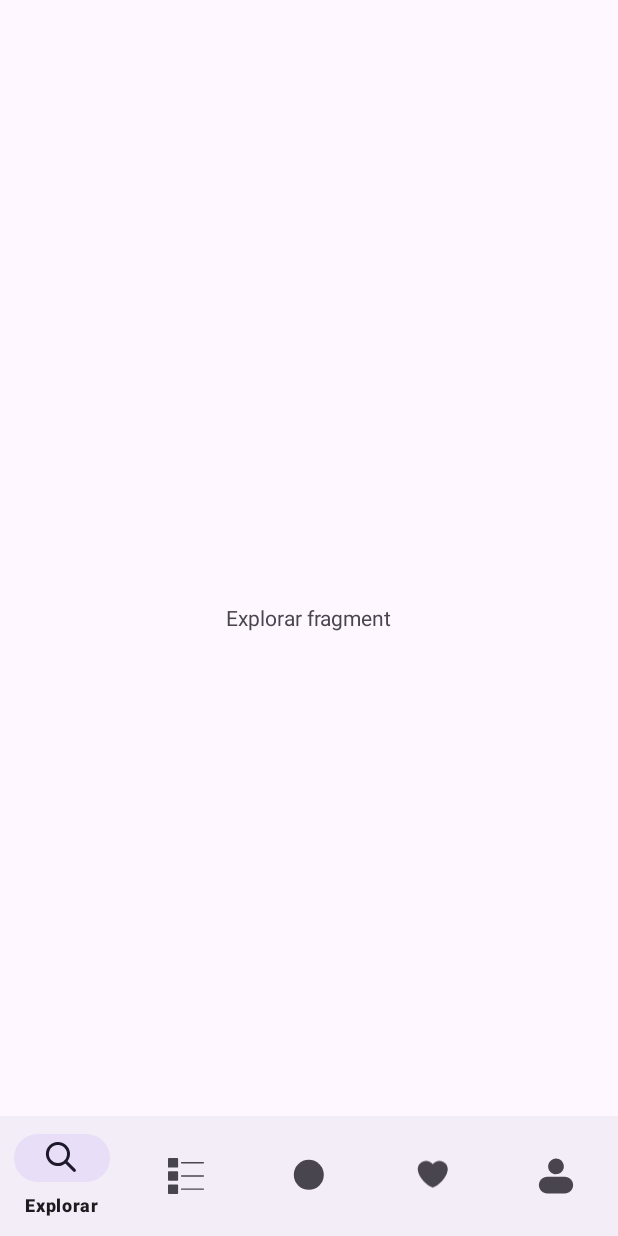
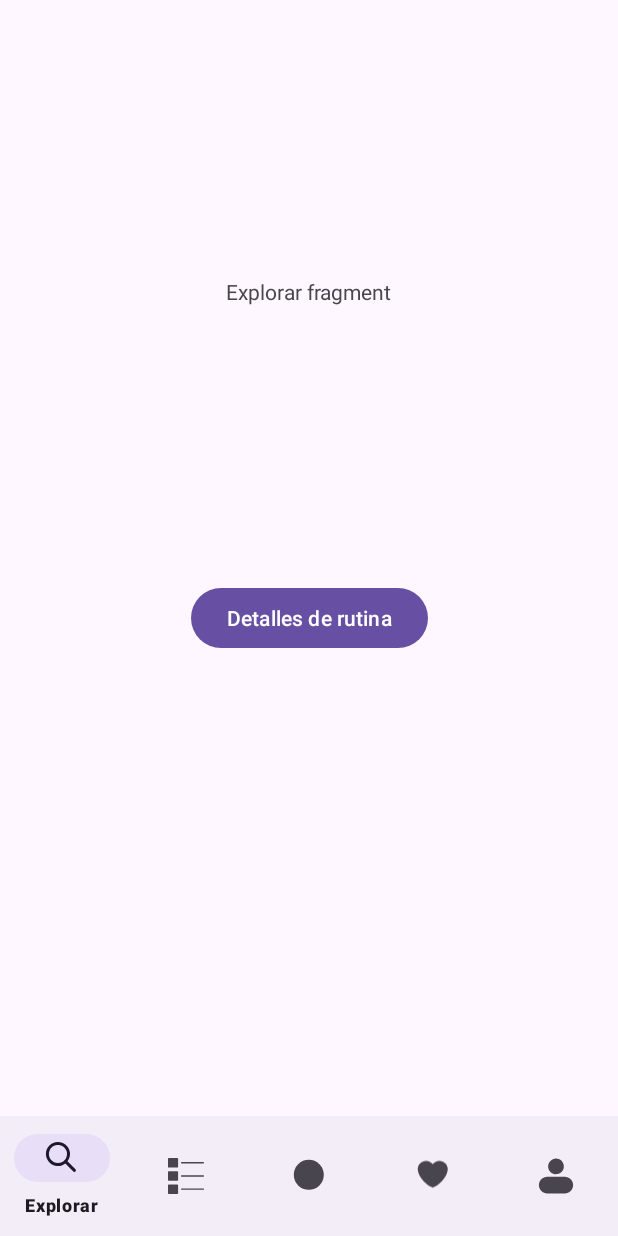
Before and after one commit to DPaxtian/Journeymate-Kotlin, an Android app: the screen it shows after launch (MainActivity), on a phone screen of 412 x 824 dp. Run offline under Robolectric (Android 15) with nearby library versions, the phone set to English and light mode, and no system bars; our stand-ins replace navigation-ui.

Commit message:
Cambio en la barra de navegacion y navgraph

```diff
--- a/app/build.gradle
+++ b/app/build.gradle
@@ -38,6 +38,8 @@ dependencies {
     implementation 'androidx.appcompat:appcompat:1.6.1'
     implementation 'com.google.android.material:material:1.5.0'
     implementation 'androidx.constraintlayout:constraintlayout:2.1.4'
+    implementation 'androidx.navigation:navigation-fragment-ktx:2.5.1'
+    implementation 'androidx.navigation:navigation-ui-ktx:2.5.1'
     testImplementation 'junit:junit:4.13.2'
     androidTestImplementation 'androidx.test.ext:junit:1.1.5'
     androidTestImplementation 'androidx.test.espresso:espresso-core:3.5.1'
--- a/app/src/main/java/com/example/journeymate/fragments/ExplorerFragment.kt
+++ b/app/src/main/java/com/example/journeymate/fragments/ExplorerFragment.kt
@@ -5,56 +5,26 @@ import androidx.fragment.app.Fragment
 import android.view.LayoutInflater
 import android.view.View
 import android.view.ViewGroup
+import android.widget.Button
+import androidx.navigation.fragment.findNavController
 import com.example.journeymate.R
 
-// TODO: Rename parameter arguments, choose names that match
-// the fragment initialization parameters, e.g. ARG_ITEM_NUMBER
-private const val ARG_PARAM1 = "param1"
-private const val ARG_PARAM2 = "param2"
 
-/**
- * A simple [Fragment] subclass.
- * Use the [ExplorerFragment.newInstance] factory method to
- * create an instance of this fragment.
- */
 class ExplorerFragment : Fragment() {
-    // TODO: Rename and change types of parameters
-    private var param1: String? = null
-    private var param2: String? = null
-
-    override fun onCreate(savedInstanceState: Bundle?) {
-        super.onCreate(savedInstanceState)
-        arguments?.let {
-            param1 = it.getString(ARG_PARAM1)
-            param2 = it.getString(ARG_PARAM2)
-        }
-    }
-
     override fun onCreateView(
         inflater: LayoutInflater, container: ViewGroup?,
         savedInstanceState: Bundle?
     ): View? {
         // Inflate the layout for this fragment
-        return inflater.inflate(R.layout.fragment_explorer, container, false)
+        val view = inflater.inflate(R.layout.fragment_explorer, container, false)
+        val button = view.findViewById<Button>(R.id.ButtonDetails)
+
+        button.setOnClickListener{
+            findNavController().navigate(R.id.action_explorerFragment_to_routineDetailsFragment)
+        }
+
+        return view
     }
 
-    companion object {
-        /**
-         * Use this factory method to create a new instance of
-         * this fragment using the provided parameters.
-         *
-         * @param param1 Parameter 1.
-         * @param param2 Parameter 2.
-         * @return A new instance of fragment ExplorerFragment.
-         */
-        // TODO: Rename and change types and number of parameters
-        @JvmStatic
-        fun newInstance(param1: String, param2: String) =
-            ExplorerFragment().apply {
-                arguments = Bundle().apply {
-                    putString(ARG_PARAM1, param1)
-                    putString(ARG_PARAM2, param2)
-                }
-            }
-    }
+
 }
--- a/app/src/main/res/layout/activity_main.xml
+++ b/app/src/main/res/layout/activity_main.xml
@@ -6,10 +6,13 @@
     android:layout_height="match_parent"
     tools:context=".MainActivity">
 
-    <FrameLayout
-        android:id="@+id/MainFrame"
+    <fragment
+        android:id="@+id/nav_host_fragment"
+        android:name="androidx.navigation.fragment.NavHostFragment"
         android:layout_width="match_parent"
-        android:layout_height="match_parent"/>
+        android:layout_height="match_parent"
+        app:defaultNavHost="true"
+        app:navGraph="@navigation/journeymate_graph" />
 
     <com.google.android.material.bottomnavigation.BottomNavigationView
         android:id="@+id/nav_bar"
--- a/app/src/main/res/layout/fragment_explorer.xml
+++ b/app/src/main/res/layout/fragment_explorer.xml
@@ -1,5 +1,6 @@
 <?xml version="1.0" encoding="utf-8"?>
-<FrameLayout xmlns:android="http://schemas.android.com/apk/res/android"
+<androidx.constraintlayout.widget.ConstraintLayout xmlns:android="http://schemas.android.com/apk/res/android"
+    xmlns:app="http://schemas.android.com/apk/res-auto"
     xmlns:tools="http://schemas.android.com/tools"
     android:layout_width="match_parent"
     android:layout_height="match_parent"
@@ -9,7 +10,28 @@
     <TextView
         android:layout_width="wrap_content"
         android:layout_height="wrap_content"
+        android:layout_gravity="center"
         android:text="Explorar fragment"
-        android:layout_gravity="center"/>
+        app:layout_constraintBottom_toTopOf="@+id/ButtonDetails"
+        app:layout_constraintEnd_toEndOf="parent"
+        app:layout_constraintStart_toStartOf="parent"
+        app:layout_constraintTop_toTopOf="parent" />
 
-</FrameLayout>
+    <Button
+        android:id="@+id/ButtonDetails"
+        android:layout_width="wrap_content"
+        android:layout_height="wrap_content"
+        android:text="Detalles de rutina"
+        app:layout_constraintBottom_toBottomOf="parent"
+        app:layout_constraintEnd_toEndOf="parent"
+        app:layout_constraintStart_toStartOf="parent"
+        app:layout_constraintTop_toTopOf="parent" />
+
+    <androidx.constraintlayout.widget.Guideline
+        android:id="@+id/guideline2"
+        android:layout_width="wrap_content"
+        android:layout_height="wrap_content"
+        android:orientation="vertical"
+        app:layout_constraintGuide_begin="-35dp" />
+
+</androidx.constraintlayout.widget.ConstraintLayout>
--- a/app/src/main/res/menu/navigation_bar.xml
+++ b/app/src/main/res/menu/navigation_bar.xml
@@ -1,30 +1,30 @@
 <?xml version="1.0" encoding="utf-8"?>
 <menu xmlns:android="http://schemas.android.com/apk/res/android">
     <item
-        android:id="@+id/item_explorer"
+        android:id="@+id/explorerFragment"
         android:icon="@drawable/ic_explorer"
         android:title="Explorar"
         />
 
     <item
-        android:id="@+id/item_mylists"
+        android:id="@+id/myListsFragment"
         android:icon="@drawable/ic_mylists"
         android:title="Mis Listas"
         />
 
     <item
-        android:id="@+id/item_newroutine"
+        android:id="@+id/newRoutineFragment"
         android:icon="@drawable/ic_newroutine"
         />
 
     <item
-        android:id="@+id/item_favorites"
+        android:id="@+id/favoritesFragment"
         android:icon="@drawable/ic_favorites"
         android:title="Favoritos"
         />
 
     <item
-        android:id="@+id/item_profile"
+        android:id="@+id/profileFragment"
         android:icon="@drawable/ic_profile"
         android:title="Perfil"
         />
--- /dev/null
+++ b/app/src/main/res/navigation/journeymate_graph.xml
@@ -0,0 +1,42 @@
+<?xml version="1.0" encoding="utf-8"?>
+<navigation xmlns:android="http://schemas.android.com/apk/res/android"
+    xmlns:app="http://schemas.android.com/apk/res-auto"
+    xmlns:tools="http://schemas.android.com/tools"
+    android:id="@+id/journeymate_graph"
+    app:startDestination="@id/explorerFragment">
+
+    <fragment
+        android:id="@+id/explorerFragment"
+        android:name="com.example.journeymate.fragments.ExplorerFragment"
+        android:label="Explorar"
+        tools:layout="@layout/fragment_explorer" >
+        <action
+            android:id="@+id/action_explorerFragment_to_routineDetailsFragment"
+            app:destination="@id/routineDetailsFragment" />
+    </fragment>
+    <fragment
+        android:id="@+id/myListsFragment"
+        android:name="com.example.journeymate.fragments.MyListsFragment"
+        android:label="Mis Listas"
+        tools:layout="@layout/fragment_my_lists" />
+    <fragment
+        android:id="@+id/newRoutineFragment"
+        android:name="com.example.journeymate.fragments.NewRoutineFragment"
+        android:label="Agregar"
+        tools:layout="@layout/fragment_new_routine" />
+    <fragment
+        android:id="@+id/favoritesFragment"
+        android:name="com.example.journeymate.fragments.FavoritesFragment"
+        android:label="Favoritas"
+        tools:layout="@layout/fragment_favorites" />
+    <fragment
+        android:id="@+id/profileFragment"
+        android:name="com.example.journeymate.fragments.ProfileFragment"
+        android:label="Perfil"
+        tools:layout="@layout/fragment_profile" />
+    <fragment
+        android:id="@+id/routineDetailsFragment"
+        android:name="com.example.journeymate.fragments.RoutineDetailsFragment"
+        android:label="fragment_routine_details"
+        tools:layout="@layout/fragment_routine_details" />
+</navigation>
```
Also changed, not shown: app/src/main/java/com/example/journeymate/MainActivity.kt (+6 -68 lines), app/src/main/java/com/example/journeymate/fragments/RoutineDetailsFragment.kt (added, +60 -0 lines), app/src/main/res/layout/fragment_routine_details.xml (added, +14 -0 lines).
